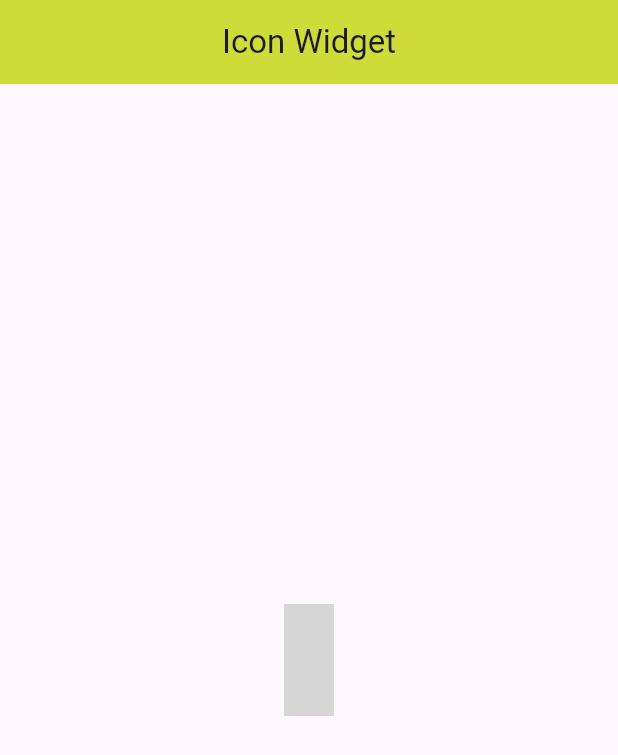
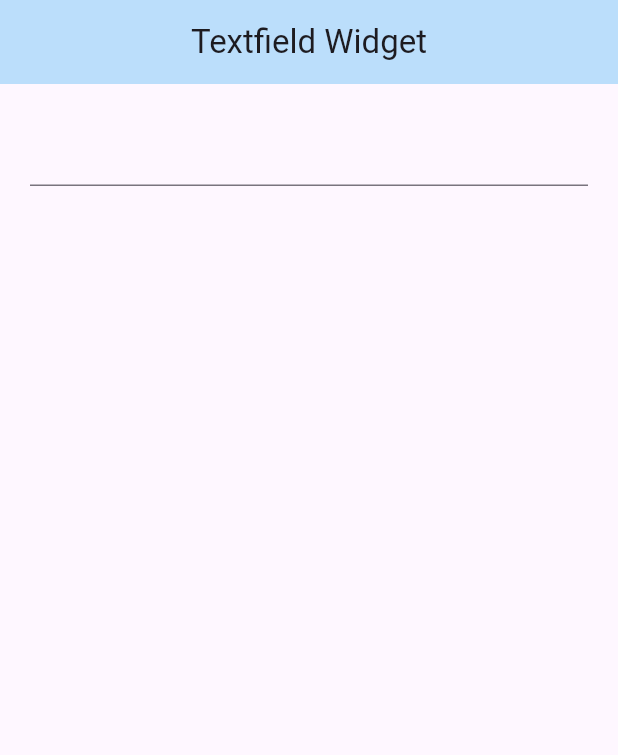
Before and after one commit to zainiArif/belajar_flutter_basic, a Flutter app: the screen it shows after launch, on a phone screen of 412 x 824 dp. Shown: the top 755 px of the screen. Run offline on Flutter 3.47's test engine with Material 3 defaults, Android fonts, the phone set to English and light mode, and no system bars; our stand-ins replace google_fonts, material_design_icons_flutter; project files that could hold a hidden picture were left out; grey boxes are pictures that could not be loaded.

Commit message:
add file textfield_widget.dart

```diff
--- a/lib/main.dart
+++ b/lib/main.dart
@@ -1,6 +1,4 @@
-//import 'package:belajar_flutter_basic/row_column.dart';
-//import 'package:belajar_flutter_basic/container.dart';
-import 'package:belajar_flutter_basic/icon_widget.dart';
+import 'package:belajar_flutter_basic/textfield_widget.dart';
 import 'package:flutter/material.dart';
 
 void main() {
@@ -13,10 +11,7 @@ class MyApp extends StatelessWidget {
   @override
   Widget build(BuildContext context) {
     return const MaterialApp(
-      //home: MyRowColumn(),
-      //home: MyContainer(),
-      //home:MySizedBox(),
-      home:MyIconWidget(),
+      home:MyTextField(),
     );
   }
 }
--- /dev/null
+++ b/lib/textfield_widget.dart
@@ -0,0 +1,72 @@
+import 'package:flutter/material.dart';
+import 'package:flutter/services.dart';
+
+class MyTextField extends StatefulWidget {
+  const MyTextField({super.key});
+
+  @override
+  State<MyTextField> createState() => _MyTextFieldState();
+}
+
+class _MyTextFieldState extends State<MyTextField> {
+  TextEditingController textEditingController =
+      TextEditingController(text: '');
+
+  @override
+  Widget build(BuildContext context) {
+    return Scaffold(
+      appBar: AppBar(
+        title: const Text('Textfield Widget'),
+        centerTitle: true,
+        backgroundColor: Colors.blue.shade100,
+      ),
+      body: Padding(
+        padding: const EdgeInsets.all(20.0),
+        child: Column(
+          children: [
+            TextField(
+              controller: textEditingController,
+              onChanged: (value) => setState(() {}),
+              // obscureText: true,
+              // obscuringCharacter: '*',
+              style: const TextStyle(
+                fontWeight: FontWeight.bold,
+              ),
+              textAlign: TextAlign.center,
+              cursorColor: Colors.pink,
+              //inputFormatters: [UpperCaseTextFormatter()],
+              // inputFormatters: [
+              //   TextInputFormatter.withFunction(
+              //       (oldValue, newValue) => TextEditingValue(
+              //             text: newValue.text.toUpperCase(),
+              //             selection: newValue.selection,
+              //           ))
+              // ],
+            ),
+            const SizedBox(
+              height: 20,
+            ),
+            Text(
+              textEditingController.text,
+              style: const TextStyle(
+                fontWeight: FontWeight.bold,
+                fontSize: 22,
+              ),
+            ),
+          ],
+        ),
+      ),
+    );
+  }
+}
+
+// class UpperCaseTextFormatter extends TextInputFormatter {
+//   @override
+//   TextEditingValue formatEditUpdate(
+//       TextEditingValue oldValue, TextEditingValue newValue) {
+//     return newValue.copyWith(
+//       text: newValue.text.toUpperCase(),
+//       selection: newValue.selection,
+//     );
+//   }
+// }
```
